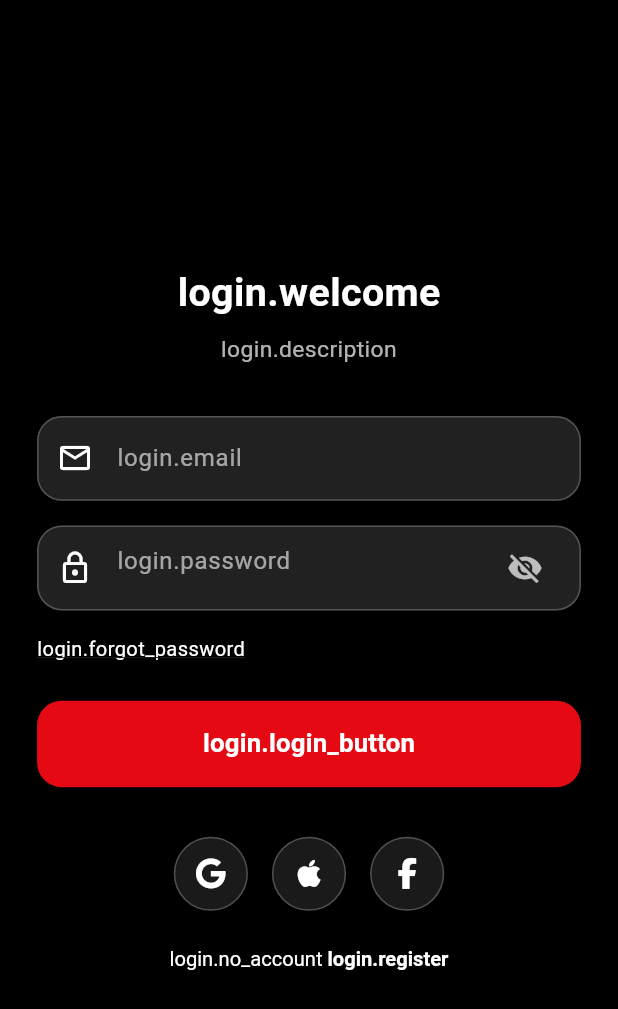
After one commit to RamazanAksoy/nodelab_movie, a Flutter app: the LoginScreen screen opened directly, after a tap on "login.login_button", on a phone screen of 412 x 824 dp. The commit adds this screen. Shown: the top 1009 px of the screen. Run offline on Flutter 3.47's test engine with Material 3 defaults, Android fonts, the phone set to English and light mode, and no system bars; our stand-ins replace connectivity_plus, dio, easy_localization, flutter_bloc, flutter_dotenv, font_awesome_flutter and 4 more; accounts and stored records are empty.

Commit message:
login screen completed

```diff
--- /dev/null
+++ b/lib/feature/login/bloc/login_bloc.dart
@@ -0,0 +1,44 @@
+import 'package:flutter_bloc/flutter_bloc.dart';
+import '../../../core/base/service/base_service.dart';
+import '../../../core/constants/enums/preferences_types.dart';
+import '../../../core/init/cache/locale_manager.dart';
+import '../model/login_request.dart' show LoginRequest;
+import '../service/login_service.dart';
+import 'login_event.dart';
+import 'login_state.dart';
+
+class LoginBloc extends Bloc<LoginEvent, LoginState> with BaseService {
+  LoginBloc() : super(LoginState()) {
+    on<EmailChanged>((event, emit) {
+      emit(state.copyWith(email: event.email));
+    });
+
+    on<PasswordChanged>((event, emit) {
+      emit(state.copyWith(password: event.password));
+    });
+
+    on<TogglePasswordVisibility>((event, emit) {
+      emit(state.copyWith(isPasswordObscure: !state.isPasswordObscure));
+    });
+
+    on<LoginSubmitted>((event, emit) async {
+      if (!state.isValid) return;
+
+      emit(state.copyWith(status: LoginStatus.submitting));
+
+      try {
+        final response = await LoginService().login(LoginRequest(email: state.email, password: state.password));
+
+        if (response?.data != null) {
+          final token = response?.data?.data?.token; // gelen token
+          await LocaleManager.instance.setStringValue(PreferencesTypes.token, token ?? "");
+          emit(state.copyWith(status: LoginStatus.success));
+        } else {
+          emit(state.copyWith(status: LoginStatus.failure, error: "Invalid credentials"));
+        }
+      } catch (e) {
+        emit(state.copyWith(status: LoginStatus.failure, error: e.toString()));
+      }
+    });
+  }
+}
--- /dev/null
+++ b/lib/feature/login/bloc/login_event.dart
@@ -0,0 +1,15 @@
+abstract class LoginEvent {}
+
+class EmailChanged extends LoginEvent {
+  final String email;
+  EmailChanged(this.email);
+}
+
+class PasswordChanged extends LoginEvent {
+  final String password;
+  PasswordChanged(this.password);
+}
+
+class LoginSubmitted extends LoginEvent {}
+
+class TogglePasswordVisibility extends LoginEvent {}
--- /dev/null
+++ b/lib/feature/login/bloc/login_state.dart
@@ -0,0 +1,23 @@
+enum LoginStatus { initial, submitting, success, failure }
+
+class LoginState {
+  final String email;
+  final String password;
+  final LoginStatus status;
+  final String? error;
+  final bool isPasswordObscure;
+
+  bool get isValid => email.isNotEmpty && password.isNotEmpty;
+
+  LoginState({this.email = '', this.password = '', this.status = LoginStatus.initial, this.error, this.isPasswordObscure = true});
+
+  LoginState copyWith({String? email, String? password, LoginStatus? status, String? error, bool? isPasswordObscure}) {
+    return LoginState(
+      email: email ?? this.email,
+      password: password ?? this.password,
+      status: status ?? this.status,
+      error: error,
+      isPasswordObscure: isPasswordObscure ?? this.isPasswordObscure,
+    );
+  }
+}
--- /dev/null
+++ b/lib/feature/login/model/login_request.dart
@@ -0,0 +1,14 @@
+class LoginRequest {
+  final String email;
+  final String password;
+
+  LoginRequest({required this.email, required this.password});
+
+  factory LoginRequest.fromJson(Map<String, dynamic> json) {
+    return LoginRequest(email: json['email'] ?? '', password: json['password'] ?? '');
+  }
+
+  Map<String, dynamic> toJson() {
+    return {'email': email, 'password': password};
+  }
+}
--- /dev/null
+++ b/lib/feature/login/service/login_service.dart
@@ -0,0 +1,19 @@
+import '../../../../core/base/model/IResponseModel.dart';
+import '../model/login_request.dart';
+import '../model/user.dart';
+import '/core/base/service/base_service.dart';
+import '/product/network/service_extension.dart';
+
+import '../../../../core/constants/enums/http_request_enum.dart';
+
+class LoginService with BaseService {
+  Future<IResponseModel<UserResponse?>?> login(LoginRequest? loginRequest) async {
+    final response = await networkManager?.send<UserResponse, UserResponse>(
+      ServicePathEnum.login.rawValue,
+      parseModel: UserResponse(),
+      type: HttpTypes.POST,
+      data: loginRequest?.toJson(),
+    );
+    return response;
+  }
+}
--- /dev/null
+++ b/lib/feature/login/view/login_screen.dart
@@ -0,0 +1,175 @@
+import 'package:flutter/material.dart';
+import 'package:font_awesome_flutter/font_awesome_flutter.dart';
+import 'package:responsive_sizer/responsive_sizer.dart';
+import 'package:flutter_bloc/flutter_bloc.dart';
+import 'package:easy_localization/easy_localization.dart';
+
+import '../../../core/init/navigator/navigation_service.dart';
+import '../../../product/route/route.dart';
+import '../../../product/widget/custom_button.dart';
+import '../../../product/widget/custom_textfield.dart';
+import '../../../product/widget/social_icon_button.dart';
+import '../bloc/login_bloc.dart';
+import '../bloc/login_event.dart';
+import '../bloc/login_state.dart';
+
+class LoginScreen extends StatelessWidget {
+  const LoginScreen({super.key});
+
+  @override
+  Widget build(BuildContext context) {
+    return BlocProvider(
+      create: (_) => LoginBloc(),
+      child: Scaffold(
+        backgroundColor: Colors.black,
+        body: Center(
+          child: Padding(
+            padding: EdgeInsets.symmetric(horizontal: 6.w),
+            child: const LoginCard(),
+          ),
+        ),
+      ),
+    );
+  }
+}
+
+class LoginCard extends StatelessWidget {
+  const LoginCard({super.key});
+
+  @override
+  Widget build(BuildContext context) {
+    return BlocBuilder<LoginBloc, LoginState>(
+      builder: (context, state) {
+        if (state.status == LoginStatus.success) {
+          WidgetsBinding.instance.addPostFrameCallback((_) {
+            NavigationService.instance?.pushReplacementNamed(AppRoutes.home);
+          });
+        }
+
+        return Column(
+          mainAxisAlignment: MainAxisAlignment.center,
+          children: [
+            _buildWelcomeText(),
+            SizedBox(height: 1.h),
+            _buildDescriptionText(),
+            SizedBox(height: 4.h),
+            _buildEmailField(context),
+            SizedBox(height: 2.h),
+            _buildPasswordField(context),
+            SizedBox(height: 2.h),
+            _buildForgotPasswordText(),
+            SizedBox(height: 3.h),
+            _buildLoginButtonOrLoading(context, state),
+            _buildErrorText(state),
+            SizedBox(height: 4.h),
+            _buildSocialButtons(),
+            SizedBox(height: 3.h),
+            _buildRegisterText(context),
+          ],
+        );
+      },
+    );
+  }
+
+  Widget _buildWelcomeText() {
+    return Text(
+      'login.welcome'.tr(),
+      style: TextStyle(color: Colors.white, fontWeight: FontWeight.bold, fontSize: 21.sp),
+    );
+  }
+
+  Widget _buildDescriptionText() {
+    return Text(
+      'login.description'.tr(),
+      textAlign: TextAlign.center,
+      style: TextStyle(color: Colors.white70, fontSize: 16.sp),
+    );
+  }
+
+  Widget _buildEmailField(BuildContext context) {
+    return CustomTextField(
+      hintText: 'login.email'.tr(),
+      icon: Icons.email_outlined,
+      onChanged: (value) => context.read<LoginBloc>().add(EmailChanged(value)),
+    );
+  }
+
+  Widget _buildPasswordField(BuildContext context) {
+    final isObscure = context.select((LoginBloc bloc) => bloc.state.isPasswordObscure);
+
+    return CustomTextField(
+      hintText: 'login.password'.tr(),
+      icon: Icons.lock_outline,
+      isObscure: isObscure,
+      suffixIcon: IconButton(
+        icon: Icon(isObscure ? Icons.visibility_off : Icons.visibility, color: Colors.white70),
+        onPressed: () => context.read<LoginBloc>().add(TogglePasswordVisibility()),
+      ),
+      onChanged: (value) => context.read<LoginBloc>().add(PasswordChanged(value)),
+    );
+  }
+
+  Widget _buildForgotPasswordText() {
+    return Align(
+      alignment: Alignment.centerLeft,
+      child: Text(
+        'login.forgot_password'.tr(),
+        style: TextStyle(color: Colors.white, fontSize: 15.sp, decoration: TextDecoration.underline),
+      ),
+    );
+  }
+
+  Widget _buildLoginButtonOrLoading(BuildContext context, LoginState state) {
+    if (state.status == LoginStatus.submitting) {
+      return const CircularProgressIndicator();
+    } else {
+      return CustomButton(onPressed: () => context.read<LoginBloc>().add(LoginSubmitted()), title: 'login.login_button'.tr());
+    }
+  }
+
+  Widget _buildErrorText(LoginState state) {
+    if (state.status == LoginStatus.failure && state.error != null) {
+      return Padding(
+        padding: const EdgeInsets.only(top: 12),
+        child: Text(
+          state.error!,
+          style: TextStyle(color: Color(0xFFE50914), fontSize: 14.sp),
+        ),
+      );
+    }
+    return const SizedBox();
+  }
+
+  Widget _buildSocialButtons() {
+    return Row(
+      mainAxisAlignment: MainAxisAlignment.center,
+      children: const [
+        SocialIconButton(icon: FontAwesomeIcons.google),
+        SizedBox(width: 16),
+        SocialIconButton(icon: FontAwesomeIcons.apple),
+        SizedBox(width: 16),
+        SocialIconButton(icon: FontAwesomeIcons.facebookF),
+      ],
+    );
+  }
+
+  Widget _buildRegisterText(BuildContext context) {
+    return GestureDetector(
+      onTap: () {
+        NavigationService.instance?.pushReplacementNamed(AppRoutes.register);
+      },
+      child: RichText(
+        text: TextSpan(
+          text: 'login.no_account'.tr(),
+          style: TextStyle(color: Colors.white, fontSize: 15.sp),
+          children: [
+            TextSpan(
+              text: " ${'login.register'.tr()}",
+              style: TextStyle(color: Colors.white, fontWeight: FontWeight.bold),
+            ),
+          ],
+        ),
+      ),
+    );
+  }
+}
--- a/lib/main.dart
+++ b/lib/main.dart
@@ -105,10 +105,7 @@ class _MyHomePageState extends State<MyHomePage> {
           mainAxisAlignment: MainAxisAlignment.center,
           children: <Widget>[
             const Text('You have pushed the button this many times:'),
-            Text(
-              '$_counter',
-              style: Theme.of(context).textTheme.headlineMedium,
-            ),
+            Text('$_counter', style: Theme.of(context).textTheme.headlineMedium),
           ],
         ),
       ),
```
Also changed, not shown: lib/feature/login/model/user.dart (added, +57 -0 lines), lib/product/route/route.dart (+1 -13 lines).
